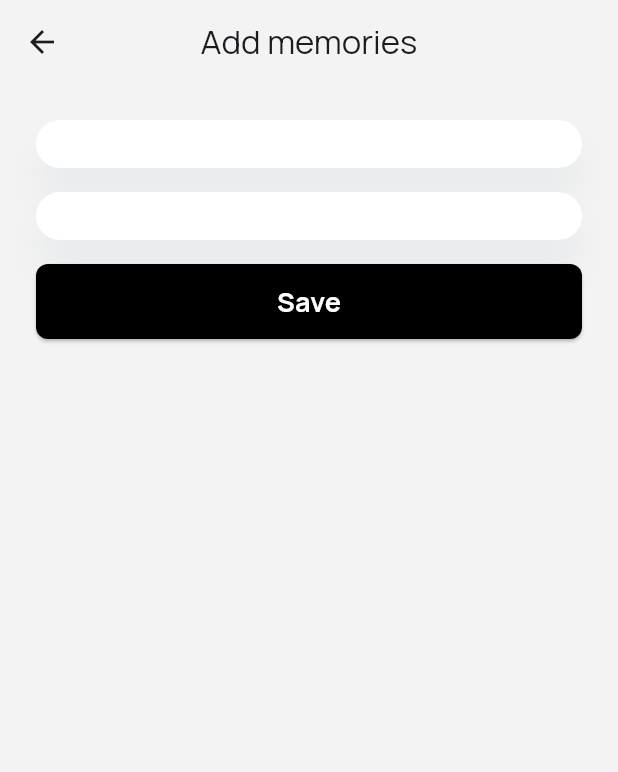
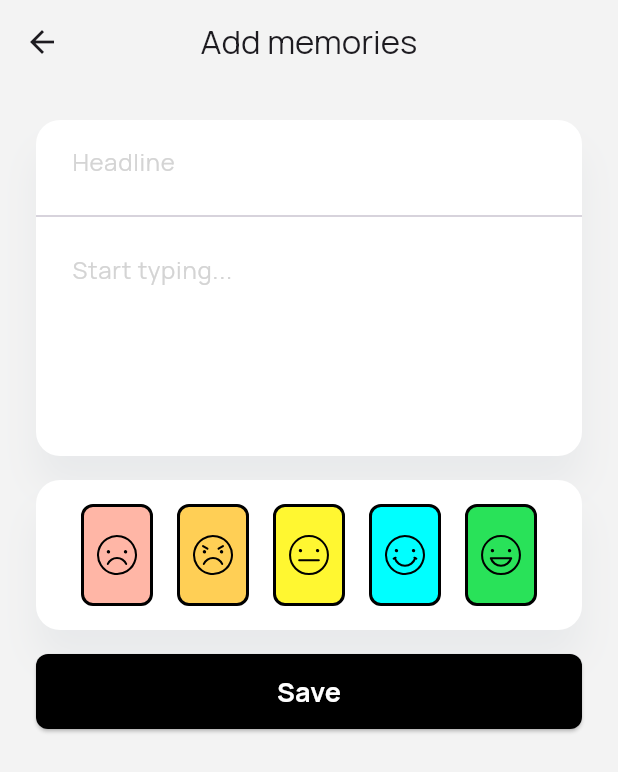
Before and after one commit to OlegNovosad/diary, a Flutter app: the MainScreen screen opened directly, after a tap on the "add" icon, on a phone screen of 412 x 824 dp. Shown: the top 772 px of the screen. Run offline on Flutter 3.47's test engine with Material 3 defaults, Android fonts, the phone set to English and light mode, and no system bars; our stand-ins replace flutter_svg, google_fonts, smooth_page_indicator.

Commit message:
Refactoring and improved add memories screen

```diff
--- a/lib/add_memories_screen.dart
+++ /dev/null
@@ -1,38 +0,0 @@
-import 'package:diary/button_widget.dart';
-import 'package:diary/section_widget.dart';
-import 'package:flutter/material.dart';
-
-class AddMemoriesScreen extends StatefulWidget {
-  const AddMemoriesScreen({super.key});
-
-  @override
-  State<AddMemoriesScreen> createState() => _AddMemoriesScreenState();
-}
-
-class _AddMemoriesScreenState extends State<AddMemoriesScreen> {
-  @override
-  Widget build(BuildContext context) {
-    return Scaffold(
-      appBar: AppBar(
-        title: Text("Add memories"),
-        centerTitle: true,
-      ),
-      body: Padding(
-        padding: const EdgeInsets.all(24),
-        child: Column(
-          crossAxisAlignment: CrossAxisAlignment.stretch,
-          children: [
-            SectionWidget(child: Container()),
-            SizedBox(height: 16),
-            SectionWidget(child: Container()),
-            SizedBox(height: 16),
-            ButtonWidget(
-              title: "Save",
-              onPressed: () {},
-            )
-          ],
-        ),
-      ),
-    );
-  }
-}
--- a/lib/how_are_you_today_widget.dart
+++ /dev/null
@@ -1,56 +0,0 @@
-import 'package:diary/mood_type.dart';
-import 'package:diary/section_widget.dart';
-import 'package:flutter/material.dart';
-import 'package:flutter_svg/flutter_svg.dart';
-
-class HowAreYouTodayWidget extends StatelessWidget {
-  const HowAreYouTodayWidget({
-    super.key,
-  });
-
-  @override
-  Widget build(BuildContext context) {
-    return SectionWidget(
-      child: Column(
-        children: [
-          Text(
-            "Hello, Oleg Novosad",
-            style: TextStyle(
-              fontSize: 18,
-              color: Color(0xFF5F5F5F),
-            ),
-          ),
-          SizedBox(height: 8),
-          Text(
-            "How are you today?",
-            style: TextStyle(
-              fontSize: 28,
-              color: Color(0xFF080808),
-              fontWeight: FontWeight.bold,
-            ),
-          ),
-          SizedBox(height: 24),
-          Row(
-            mainAxisAlignment: MainAxisAlignment.center,
-            children: [
-              ...List.generate(MoodType.values.length, (index) {
-                final moodType = MoodType.values[index];
-                return Container(
-                    height: 68,
-                    width: 48,
-                    margin: EdgeInsets.symmetric(horizontal: 2),
-                    padding: EdgeInsets.symmetric(vertical: 16, horizontal: 8),
-                    decoration: BoxDecoration(
-                      color: moodType.color,
-                      border: Border.all(color: Colors.black, width: 2),
-                      borderRadius: BorderRadius.circular(8),
-                    ),
-                    child: SvgPicture.asset(moodType.image));
-              }),
-            ],
-          )
-        ],
-      ),
-    );
-  }
-}
--- /dev/null
+++ b/lib/screens/add_memories_screen.dart
@@ -0,0 +1,75 @@
+import 'package:diary/widgets/button_widget.dart';
+import 'package:diary/widgets/mood_types_widget.dart';
+import 'package:diary/widgets/section_widget.dart';
+import 'package:flutter/material.dart';
+
+class AddMemoriesScreen extends StatefulWidget {
+  const AddMemoriesScreen({super.key});
+
+  @override
+  State<AddMemoriesScreen> createState() => _AddMemoriesScreenState();
+}
+
+class _AddMemoriesScreenState extends State<AddMemoriesScreen> {
+  final titleController = TextEditingController();
+  final messageController = TextEditingController();
+
+  @override
+  Widget build(BuildContext context) {
+    return Scaffold(
+      appBar: AppBar(
+        title: Text("Add memories"),
+        centerTitle: true,
+      ),
+      body: Padding(
+        padding: const EdgeInsets.all(24),
+        child: Column(
+          crossAxisAlignment: CrossAxisAlignment.stretch,
+          children: [
+            SectionWidget(
+                padding: EdgeInsets.zero,
+                child: Column(
+                  children: [
+                    TextField(
+                      controller: titleController,
+                      cursorColor: Colors.black,
+                      decoration: InputDecoration(
+                        contentPadding: EdgeInsets.symmetric(
+                          vertical: 16,
+                          horizontal: 24,
+                        ),
+                        border: InputBorder.none,
+                        hintText: "Headline",
+                        hintStyle: TextStyle(color: Color(0xFFD4D4D4)),
+                      ),
+                    ),
+                    Divider(),
+                    TextField(
+                      controller: messageController,
+                      cursorColor: Colors.black,
+                      maxLines: 5,
+                      decoration: InputDecoration(
+                        contentPadding: EdgeInsets.symmetric(
+                          vertical: 16,
+                          horizontal: 24,
+                        ),
+                        border: InputBorder.none,
+                        hintText: "Start typing...",
+                        hintStyle: TextStyle(color: Color(0xFFD4D4D4)),
+                      ),
+                    ),
+                  ],
+                )),
+            SizedBox(height: 16),
+            SectionWidget(child: MoodTypesWidget()),
+            SizedBox(height: 16),
+            ButtonWidget(
+              title: "Save",
+              onPressed: () {},
+            )
+          ],
+        ),
+      ),
+    );
+  }
+}
--- a/lib/home_screen.dart
+++ b/lib/screens/home_screen.dart
@@ -1,7 +1,5 @@
-import 'package:diary/how_are_you_today_widget.dart';
-import 'package:diary/section_widget.dart';
+import 'package:diary/widgets/how_are_you_today_widget.dart';
 import 'package:flutter/material.dart';
-import 'package:flutter_svg/flutter_svg.dart';
 
 class HomeScreen extends StatelessWidget {
   const HomeScreen({super.key});
--- a/lib/onboarding_screen.dart
+++ b/lib/screens/onboarding_screen.dart
@@ -1,5 +1,5 @@
-import 'package:diary/button_widget.dart';
-import 'package:diary/main_screen.dart';
+import 'package:diary/widgets/button_widget.dart';
+import 'package:diary/screens/main_screen.dart';
 import 'package:flutter/material.dart';
 import 'package:flutter_svg/flutter_svg.dart';
 import 'package:smooth_page_indicator/smooth_page_indicator.dart';
--- a/lib/splash_screen.dart
+++ b/lib/screens/splash_screen.dart
@@ -1,4 +1,4 @@
-import 'package:diary/onboarding_screen.dart';
+import 'package:diary/screens/onboarding_screen.dart';
 import 'package:flutter/material.dart';
 import 'package:flutter_svg/flutter_svg.dart';
 
--- /dev/null
+++ b/lib/widgets/how_are_you_today_widget.dart
@@ -0,0 +1,37 @@
+import 'package:diary/widgets/mood_types_widget.dart';
+import 'package:diary/widgets/section_widget.dart';
+import 'package:flutter/material.dart';
+
+class HowAreYouTodayWidget extends StatelessWidget {
+  const HowAreYouTodayWidget({
+    super.key,
+  });
+
+  @override
+  Widget build(BuildContext context) {
+    return SectionWidget(
+      child: Column(
+        children: [
+          Text(
+            "Hello, Oleg Novosad",
+            style: TextStyle(
+              fontSize: 18,
+              color: Color(0xFF5F5F5F),
+            ),
+          ),
+          SizedBox(height: 8),
+          Text(
+            "How are you today?",
+            style: TextStyle(
+              fontSize: 28,
+              color: Color(0xFF080808),
+              fontWeight: FontWeight.bold,
+            ),
+          ),
+          SizedBox(height: 24),
+          MoodTypesWidget()
+        ],
+      ),
+    );
+  }
+}
--- /dev/null
+++ b/lib/widgets/mood_types_widget.dart
@@ -0,0 +1,32 @@
+import 'package:diary/mood_type.dart';
+import 'package:flutter/material.dart';
+import 'package:flutter_svg/flutter_svg.dart';
+
+class MoodTypesWidget extends StatelessWidget {
+  const MoodTypesWidget({
+    super.key,
+  });
+
+  @override
+  Widget build(BuildContext context) {
+    return Row(
+      mainAxisAlignment: MainAxisAlignment.spaceEvenly,
+      children: [
+        ...List.generate(MoodType.values.length, (index) {
+          final moodType = MoodType.values[index];
+          return Container(
+              height: 68,
+              width: 48,
+              margin: EdgeInsets.symmetric(horizontal: 2),
+              padding: EdgeInsets.symmetric(vertical: 16, horizontal: 8),
+              decoration: BoxDecoration(
+                color: moodType.color,
+                border: Border.all(color: Colors.black, width: 2),
+                borderRadius: BorderRadius.circular(8),
+              ),
+              child: SvgPicture.asset(moodType.image));
+        }),
+      ],
+    );
+  }
+}
--- a/lib/section_widget.dart
+++ b/lib/widgets/section_widget.dart
@@ -2,12 +2,16 @@ import 'package:flutter/material.dart';
 
 class SectionWidget extends StatelessWidget {
   final Widget child;
-  const SectionWidget({super.key, required this.child});
+  final EdgeInsets padding;
+  const SectionWidget(
+      {super.key,
+      this.padding = const EdgeInsets.all(16),
+      required this.child});
 
   @override
   Widget build(BuildContext context) {
     return Container(
-      padding: const EdgeInsets.all(16),
+      padding: padding,
       decoration: BoxDecoration(
           color: Colors.white,
           borderRadius: BorderRadius.circular(16),
```
Also changed, not shown: lib/main.dart (+4 -4 lines), lib/screens/main_screen.dart (renamed from lib/main_screen.dart, +5 -5 lines), lib/screens/diary_screen.dart (renamed from lib/diary_screen.dart), lib/screens/mood_screen.dart (renamed from lib/mood_screen.dart), lib/screens/settings_screen.dart (renamed from lib/settings_screen.dart), lib/widgets/button_widget.dart (renamed from lib/button_widget.dart).
